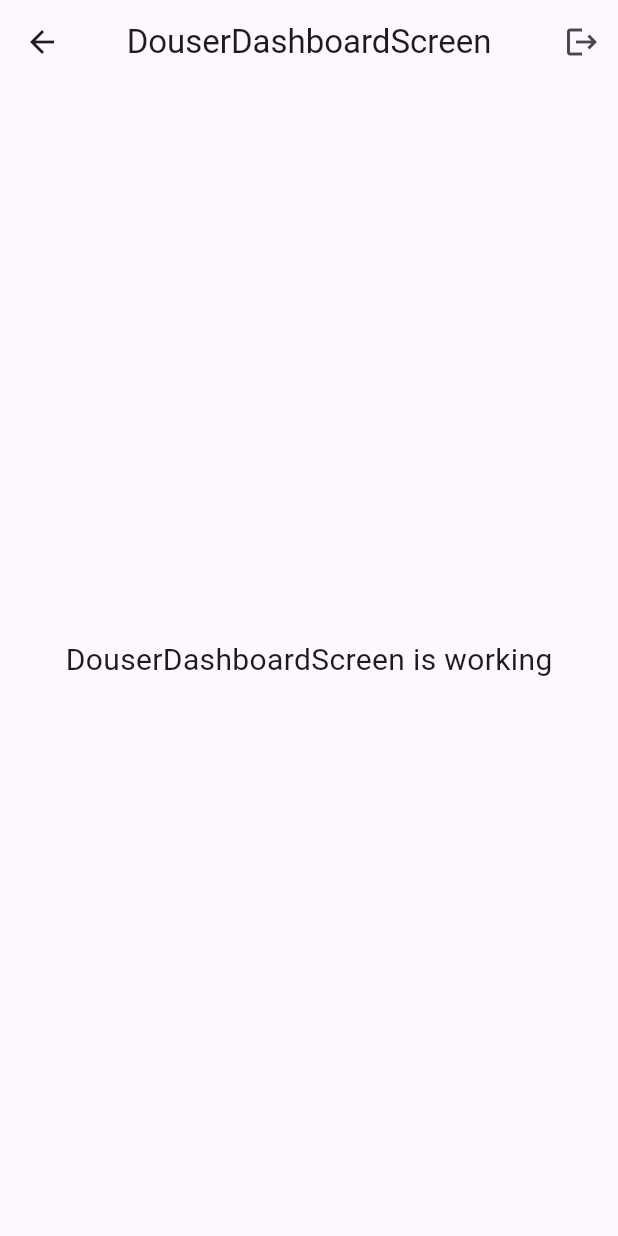
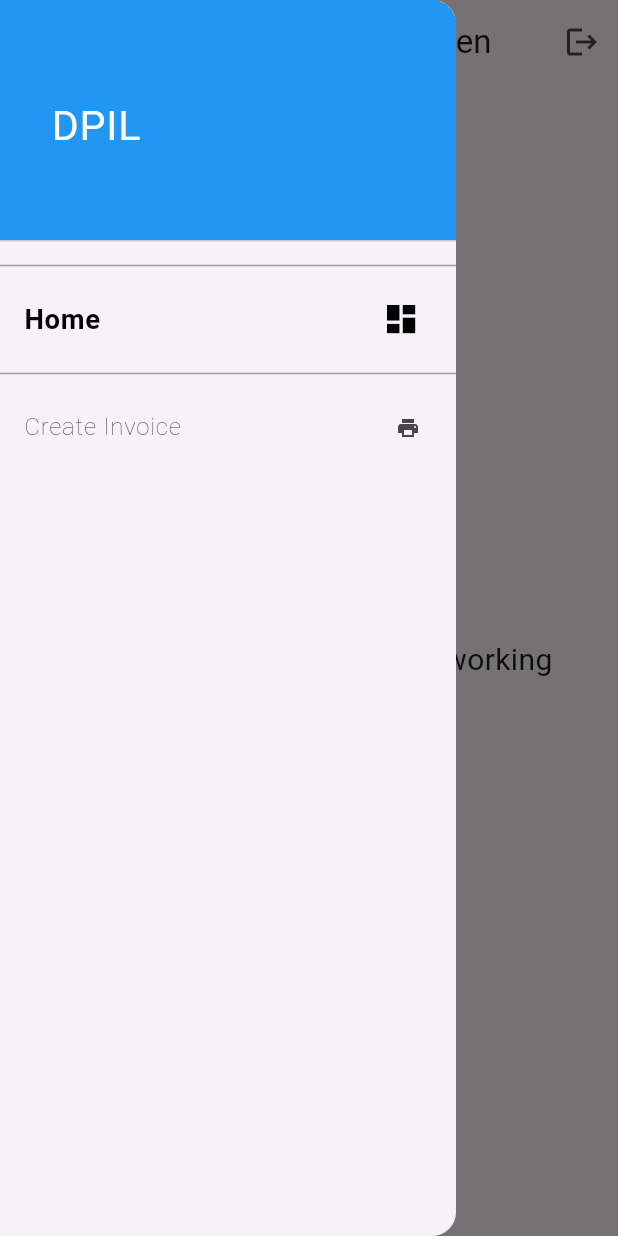
Before and after one commit to refayet21/dpil, a Flutter app: the DouserDashboardScreen screen opened by its route, with the side drawer open (before the commit the screen has no drawer), on a phone screen of 412 x 824 dp. Run offline on Flutter 3.47's test engine with Material 3 defaults, Android fonts, the phone set to English and light mode, and no system bars; our stand-ins replace animate_do, cloud_firestore, firebase_auth, firebase_core, flutter_screenutil, get and 1 more; accounts and stored records are empty.

```diff
--- a/lib/presentation/douser/dashboard/douser_dashboard.screen.dart
+++ b/lib/presentation/douser/dashboard/douser_dashboard.screen.dart
@@ -1,4 +1,5 @@
 import 'package:dpil/infrastructure/navigation/routes.dart';
+import 'package:dpil/presentation/widgets/do_drawer.dart';
 import 'package:flutter/material.dart';
 
 import 'package:get/get.dart';
@@ -12,6 +13,7 @@ class DouserDashboardScreen extends GetView<DouserDashboardController> {
   @override
   Widget build(BuildContext context) {
     return Scaffold(
+      drawer: DoDrawer(),
       appBar: AppBar(
         title: const Text('DouserDashboardScreen'),
         centerTitle: true,
--- a/lib/presentation/douser/invoice/douser_invoice.screen.dart
+++ b/lib/presentation/douser/invoice/douser_invoice.screen.dart
@@ -1,3 +1,4 @@
+import 'package:dpil/presentation/widgets/do_drawer.dart';
 import 'package:flutter/material.dart';
 
 import 'package:get/get.dart';
@@ -9,6 +10,7 @@ class DouserInvoiceScreen extends GetView<DouserInvoiceController> {
   @override
   Widget build(BuildContext context) {
     return Scaffold(
+      drawer: DoDrawer(),
       appBar: AppBar(
         title: const Text('DouserInvoiceScreen'),
         centerTitle: true,
--- /dev/null
+++ b/lib/presentation/widgets/do_drawer.dart
@@ -0,0 +1,56 @@
+import 'package:dpil/presentation/widgets/reuseable_drawer.dart';
+import 'package:flutter/material.dart';
+import 'package:flutter_screenutil/flutter_screenutil.dart';
+import 'package:get/get.dart';
+import 'package:dpil/infrastructure/navigation/routes.dart';
+import 'package:dpil/model/drawer_menu.dart';
+
+class DoDrawer extends StatelessWidget {
+  final List<DrawerMenuItem> drawerItems = [
+    DrawerMenuItem(
+        title: 'Home',
+        routeName: Routes.DOUSER_DASHBOARD,
+        icon: Icons.dashboard),
+    DrawerMenuItem(
+        title: 'Create Invoice',
+        routeName: Routes.DOUSER_INVOICE,
+        icon: Icons.print),
+    // DrawerMenuItem(
+    //     title: 'Preview Invoice',
+    //     routeName: Routes.ADMIN_ADDGENUSER,
+    //     icon: Icons.inventory),
+  ];
+  DoDrawer({
+    super.key,
+  });
+
+  @override
+  Widget build(BuildContext context) {
+    return ReuseAbleDrawer(
+        header: DrawerHeader(
+          child: Row(
+            children: [
+              // Your app logo or image
+              // Image.asset(
+              //   'assets/images/app_logo.png',
+              //   width: 50,
+              //   height: 50,
+              // ),
+              SizedBox(width: 16.w),
+              // Your app name or title
+              Text(
+                'DPIL',
+                style: TextStyle(
+                  fontSize: 24.sp,
+                  color: Colors.white,
+                ),
+              ),
+            ],
+          ),
+          decoration: BoxDecoration(
+            color: Colors.blue, // Change this to your desired color
+          ),
+        ),
+        menuItems: drawerItems);
+  }
+}
--- a/pubspec.yaml
+++ b/pubspec.yaml
@@ -18,6 +18,7 @@ dependencies:
   animate_do: ^3.3.3
   firebase_core: ^2.24.2
   firebase_auth: ^4.16.0
+  location: ^5.0.3
 
 dev_dependencies:
   flutter_lints: ^2.0.0
```
Also changed, not shown: pubspec.lock, 4 other files.
